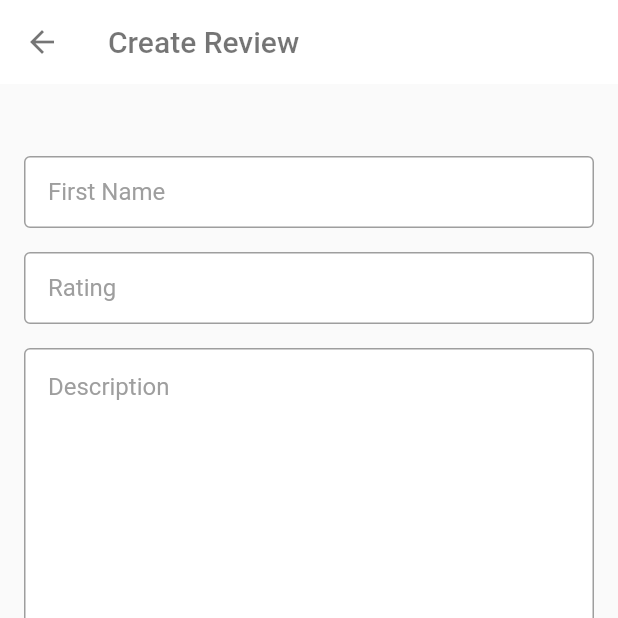
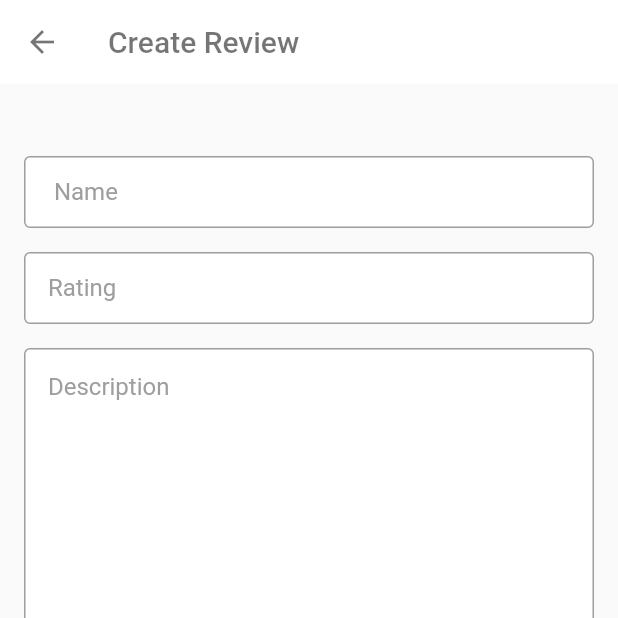
Before and after one commit to probirroy/ostad_crafty_bay, a Flutter app: the ReviewAddScreen screen opened directly with empty values, on a phone screen of 412 x 824 dp, the top half of it. Run offline on Flutter 3.47's test engine with Material 2 defaults, Android fonts, the phone set to English and light mode, and no system bars; our stand-ins replace cached_network_image, carousel_slider, connectivity_plus, flutter_svg, get, pin_code_fields and 3 more; accounts and stored records are empty; network calls fail.

Commit message:
initial commit

```diff
--- a/lib/presentation/ui/screens/review_add_screen.dart
+++ b/lib/presentation/ui/screens/review_add_screen.dart
@@ -47,12 +47,12 @@ class _ReviewAddScreenState extends State<ReviewAddScreen> {
                   decoration: const InputDecoration(
                     filled: true,
                     fillColor: Colors.white,
-                    hintText: "First Name",
+                    hintText: " Name",
                     hintStyle: TextStyle(color: Colors.grey)
                   ),
                   validator: (String? value){
                     if(value?.isEmpty ?? true){
-                      "Enter your first name";
+                      "Enter your name";
                     }
                     return null;
                   },
@@ -68,7 +68,7 @@ class _ReviewAddScreenState extends State<ReviewAddScreen> {
                   ),
                   validator: (String? value){
                     if(value?.isEmpty ?? true){
-                      "Enter your first name";
+                      "Enter your name";
                     }
                     return null;
                   },
```
Also changed, not shown: pubspec.lock, 17 other files.
